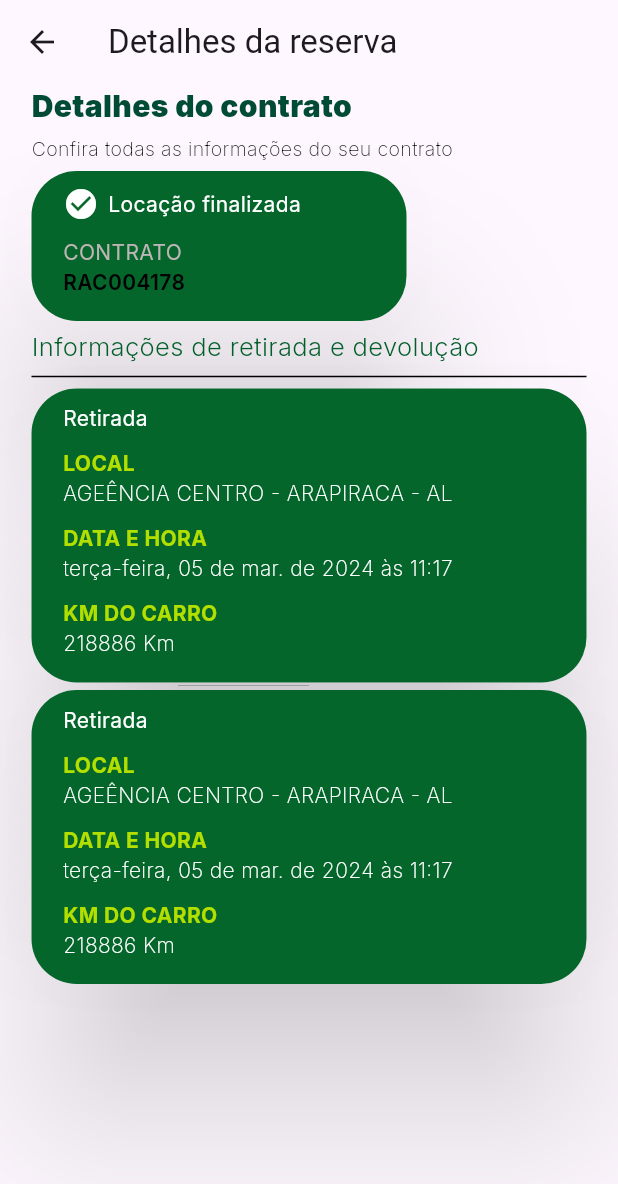
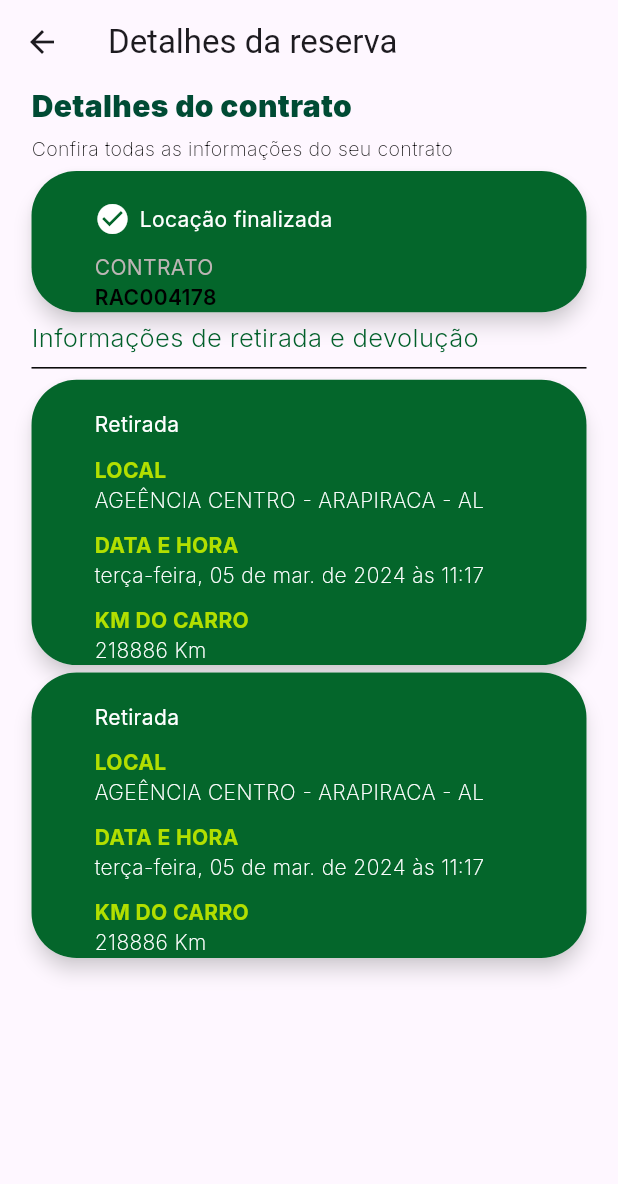
Before and after one commit to AdsonBruno/rent_a_car, a Flutter app: the BookingDetailsScreen screen opened by its route, on a phone screen of 412 x 824 dp. Shown: the top 1184 px of the screen. Run offline on Flutter 3.47's test engine with Material 3 defaults, Android fonts, the phone set to English and light mode, and no system bars; our stand-ins replace flutter_svg, shared_preferences, smooth_page_indicator; missing offline and left inert: cpf_cnpj_validator; accounts and stored records are empty.

Commit message:
refactor: to adapt to new standards

```diff
--- a/lib/views/widgets/card/custom_card_widget.dart
+++ b/lib/views/widgets/card/custom_card_widget.dart
@@ -44,32 +44,19 @@ class CustomCardWidget extends StatelessWidget {
     }
 
     return Material(
-      elevation: 50,
+      elevation: 5,
       shadowColor: Colors.grey.withOpacity(0.5),
       shape: RoundedRectangleBorder(
-        borderRadius: BorderRadius.circular(
-          effectiveBorderRadius,
+        borderRadius: BorderRadius.circular(effectiveBorderRadius),
+      ),
+      child: InkWell(
+        onTap: isButton ? onTap : null,
+        child: Container(
+          decoration: createBoxDecoration(),
+          padding: const EdgeInsets.only(left: 21, top: 10),
+          child: child,
         ),
       ),
-      child: isButton
-          ? InkWell(
-              onTap: onTap,
-              child: Ink(
-                height: height,
-                width: width,
-                decoration: createBoxDecoration(),
-                child: Padding(
-                  padding: const EdgeInsets.only(left: 21, top: 10),
-                  child: child,
-                ),
-              ),
-            )
-          : Container(
-              height: height,
-              width: width,
-              decoration: createBoxDecoration(),
-              child: child,
-            ),
     );
   }
 }
```
Also changed, not shown: lib/views/home/vehicle_selection_screen.dart (+10 -11 lines).
